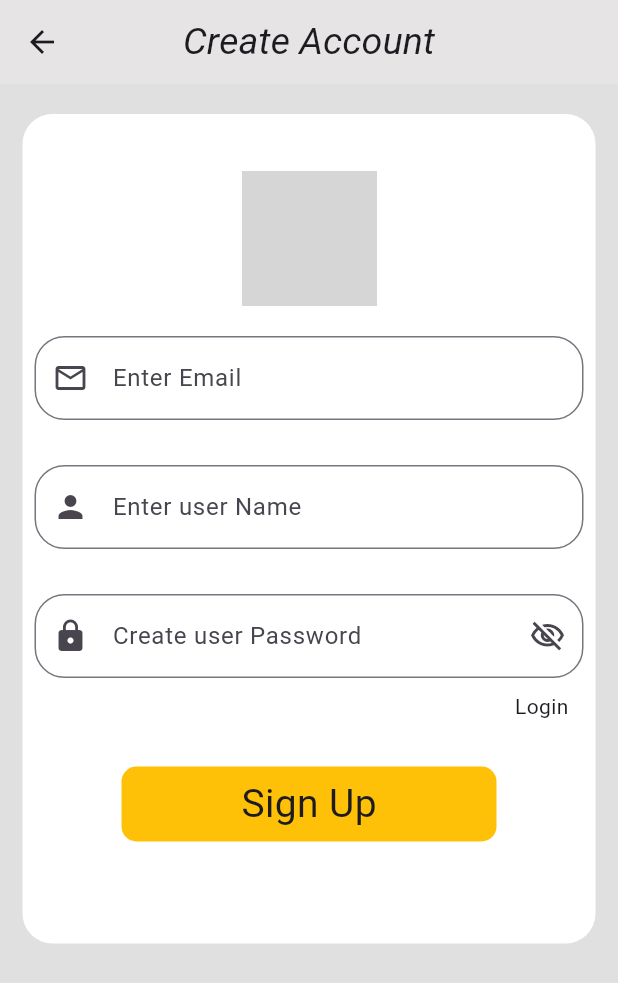
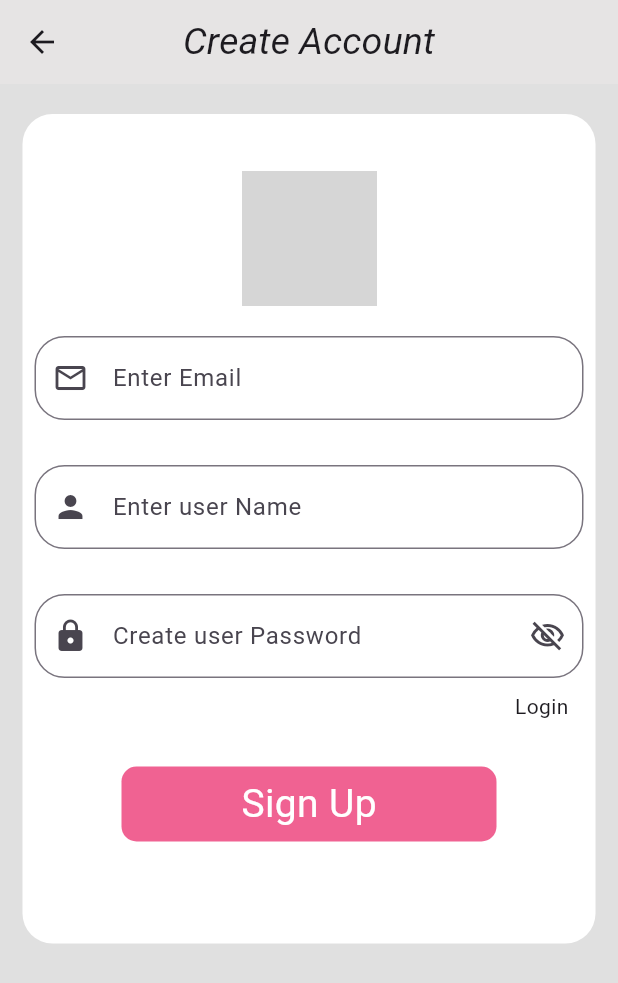
Before and after one commit to flutter-abhi/latpo_cart, a Flutter app: the Laptops screen opened directly, after a tap on "Profile", after a tap on "Log Out", after a tap on "Create Account", on a phone screen of 412 x 824 dp. Shown: the top 983 px of the screen. Run offline on Flutter 3.47's test engine with Material 3 defaults, Android fonts, the phone set to English and light mode, and no system bars; our stand-ins replace sqflite; accounts and stored records are empty; network calls fail; grey boxes are pictures that could not be loaded.

Commit message:
add some feature

```diff
--- a/laptop_store/lib/createacc.dart
+++ b/laptop_store/lib/createacc.dart
@@ -220,12 +220,12 @@ class _CreateAccState extends State<CreateAcc> {
                               height: 50,
                               width: 250,
                               decoration: BoxDecoration(
-                                  color: Colors.amber,
+                                  color: Colors.pink.shade300,
                                   borderRadius: BorderRadius.circular(10)),
                               child: const Center(
                                   child: Text(
                                 "Sign Up",
-                                style: TextStyle(fontSize: 26),
+                                style: TextStyle(fontSize: 26 , color: Colors.white ),
                               )),
                             ),
                           ),
--- a/laptop_store/lib/homePage.dart
+++ b/laptop_store/lib/homePage.dart
@@ -221,7 +221,6 @@ class _LaptopState extends State<Laptops> {
                             focusColor: Colors.black,
                             border: OutlineInputBorder(
                                 borderRadius: BorderRadius.circular(15)),
-                            suffix: const Icon(Icons.calendar_month),
                           ),
                         ),
                       ),
@@ -243,7 +242,6 @@ class _LaptopState extends State<Laptops> {
                                 focusColor: Colors.black,
                                 border: OutlineInputBorder(
                                     borderRadius: BorderRadius.circular(15)),
-                                suffix: const Icon(Icons.calendar_month),
                                                            ),
                                                          ),
                                                        ),
@@ -262,7 +260,6 @@ class _LaptopState extends State<Laptops> {
                                 focusColor: Colors.black,
                                 border: OutlineInputBorder(
                                     borderRadius: BorderRadius.circular(15)),
-                                suffix: const Icon(Icons.calendar_month),
                               ),
                             ),
                                                     ),
@@ -307,6 +304,8 @@ class _LaptopState extends State<Laptops> {
                             _subImage2.clear();
                             _subImage3.clear();
                             _specification.clear();
+                            _actualPrice.clear();
+                            _offerPrice.clear();
 
                             Navigator.pop(context);
                           },
@@ -332,7 +331,7 @@ class _LaptopState extends State<Laptops> {
     return AppBar(
         leading:
             const Icon(Icons.laptop_mac_outlined, color: Colors.white, size: 34),
-        backgroundColor: Color.fromARGB(255, 153, 26, 182),
+        backgroundColor:const  Color.fromARGB(255, 153, 26, 182),
         foregroundColor: Colors.white,
         title: const Text("LaptopHub"),
         actions: [
@@ -359,7 +358,7 @@ class _LaptopState extends State<Laptops> {
               ],
             ),
           ),
-          SizedBox(
+          const  SizedBox(
             width: 15,
           )
         ]);
@@ -370,13 +369,14 @@ class _LaptopState extends State<Laptops> {
   @override
   Widget build(BuildContext conetxt) {
     return Scaffold(
+      backgroundColor: Colors.grey.shade100,
         appBar: _appbarFunction(),
         body: Column(children: [
           Container(
             child:
           isSetting
               ? Container(
-                  padding: EdgeInsets.all(10),
+                  padding:const  EdgeInsets.all(10),
                   decoration: const BoxDecoration(
                     borderRadius: BorderRadius.only(
                         bottomLeft: Radius.circular(10),
@@ -384,7 +384,7 @@ class _LaptopState extends State<Laptops> {
                   ),
                   child: Row(
                     children: [
-                      SizedBox(width: 6,),
+                      const  SizedBox(width: 6,),
                        GestureDetector(
                         onTap: ()async {
 
@@ -392,25 +392,28 @@ class _LaptopState extends State<Laptops> {
 
                          isMainList = false ;
 
-                        // mainList = cartList ;
                          setState(() {
 
                          });
                         },
-                        child: const  Column(
+                        child:   Column(
                           mainAxisAlignment: MainAxisAlignment.center,
                           children: [
 
 
-                            Icon( Icons.shopping_bag_outlined, size: 24, color: Colors.purple,),
+                            Icon( Icons.shopping_bag_outlined, size: 24,
+                             color:isMainList? Colors.purple:Colors.black,
+                             ),
 
-                            const Text("Cart",style: TextStyle(color: Colors.purple,fontWeight: FontWeight.bold)),
+                             Text("Cart",style: TextStyle(
+                              color:isMainList? Colors.purple:Colors.black,
+                              fontWeight: FontWeight.bold)),
                           ],
                         ),
                       ),
 
 
-                      SizedBox(width: 20,),
+                       const  SizedBox(width: 20,),
                       GestureDetector(
                         onTap: (){
                           Navigator.push(context, MaterialPageRoute(builder:(context){
@@ -438,14 +441,14 @@ class _LaptopState extends State<Laptops> {
                                 ),
                               ],
                             ),
-                            SizedBox(height: 3,),
+                          const   SizedBox(height: 3,),
                             const Text("WishList",style: TextStyle(color: Colors.purple,fontWeight: FontWeight.bold))
                           ],
                         ),
                       ),
 
 
-                      SizedBox(width: 20,),
+                      const SizedBox(width: 20,),
 
                        GestureDetector(
                         onTap: () {
@@ -459,13 +462,13 @@ class _LaptopState extends State<Laptops> {
                               size: 22,
                               color: Colors.purple,
                             ),
-                            const Text("Offers ",style: TextStyle(color: Colors.purple,fontWeight: FontWeight.bold)),
+                             Text("Offers ",style: TextStyle(color: Colors.purple,fontWeight: FontWeight.bold)),
                           ],
                         ),
                       ),
 
 
-                      SizedBox(width: 20,),
+                      const SizedBox(width: 20,),
 
                       // add laptop
 
@@ -481,7 +484,7 @@ class _LaptopState extends State<Laptops> {
                               size: 24,
                               color: Colors.purple,
                             ),
-                            const Text("Insert laptop",style: TextStyle(color: Colors.purple,fontWeight: FontWeight.bold)),
+                             Text("Sell your laptop",style: TextStyle(color: Colors.purple,fontWeight: FontWeight.bold)),
                           ],
                         ),
                       ),
@@ -519,8 +522,19 @@ class _LaptopState extends State<Laptops> {
                   itemCount:isMainList? mainList.length:cartList.length ,
                   itemBuilder: (context, index) {
                     return Container(
+
+                      decoration: BoxDecoration(
+                        color: Colors.white,
+                        borderRadius: BorderRadius.circular(20),
+                        boxShadow: const [
+                          BoxShadow(
+                            color: Colors.grey ,
+                            offset: Offset(5,5),
+                            blurRadius: 10,
+                          )
+                        ]
+                      ),
                       margin: const EdgeInsets.only(top: 30),
-                      color: Colors.white,
                       child: Column(
                         children: [
                           Row(
@@ -533,9 +547,7 @@ class _LaptopState extends State<Laptops> {
                                   children: [
                                     Container(
                                       margin: const EdgeInsets.all(10),
-                                      // decoration: BoxDecoration(
-                                      //   border: Border.all(color: Colors.black)
-                                      // ),
+
                                       child: isMainList? Image.network("${mainList[index].mainImage}",
                                         height: 170,
                                         width: 200,
@@ -562,7 +574,10 @@ class _LaptopState extends State<Laptops> {
                                             mainList[index].subImage2,
                                             mainList[index].subImage3,
                                             mainList[index].nameOflaptop,
-                                            mainList[index].specification);
+                                            mainList[index].specification ,
+                                            mainList[index].actualPrice ,
+                                            mainList[index].offerPrice
+                                            );
                                       }));
                                     },
                                     child: Container(
@@ -583,26 +598,26 @@ class _LaptopState extends State<Laptops> {
                                   const SizedBox(
                                     height: 6,
                                   ),
-                                  const Row(
+                                   Row(
                                     crossAxisAlignment: CrossAxisAlignment.start,
                                     children: [
                                       Text(
-                                        "Rs 17,999 ",
-                                        style: TextStyle(
+                                        mainList[index].offerPrice ,
+                                        style:const  TextStyle(
                                           color: Colors.red,
                                         ),
                                       ),
                                       Text(
-                                        "- Rs 23,999",
-                                        style: TextStyle(
+                                        "- ${mainList[index].actualPrice}",
+                                        style: const TextStyle(
                                             color: Colors.grey,
                                             decoration:
                                                 TextDecoration.lineThrough),
                                       ),
-                                      SizedBox(
+                                     const  SizedBox(
                                         width: 5,
                                       ),
-                                      Text("(-45%)"),
+                                     const  Text("(-45%)"),
                                     ],
                                   ),
                                   const SizedBox(
@@ -617,6 +632,12 @@ class _LaptopState extends State<Laptops> {
                                         onPressed: ()async {
 
                                          await  addToKart(mainList[index]);
+                                          ScaffoldMessenger.of(context).showSnackBar(
+                                         const SnackBar(
+                                        content: Text('Added to Kart'),
+
+                                      )
+                                      );
                                         },
                                         style: const ButtonStyle(
                                           fixedSize: MaterialStatePropertyAll(
@@ -638,12 +659,20 @@ class _LaptopState extends State<Laptops> {
                                     height: 5,
                                   ),
                                   GestureDetector(
+
                                     onTap: ()async{
                                       await  insetToCart(
                                         CardsClass(imageLink: mainList[index].mainImage, actualPrice: 400, nameOflaptop: mainList[index].nameOflaptop, offerPrice: 200, quantity: 3),
                                       );
 
+                                    ScaffoldMessenger.of(context).showSnackBar(
+                                      const SnackBar(
+                                        content: Text('Added to Wishlist'),
 
+
+                                      )
+
+                                    );
 
                                     },
                                     child: const Row(
--- a/laptop_store/lib/login.dart
+++ b/laptop_store/lib/login.dart
@@ -72,9 +72,9 @@ class _LoginState extends State<Login> {
                         ),
                         // avtar image
                         Image.network(
-                          "https://encrypted-tbn0.gstatic.com/images?q=tbn:ANd9GcShW3uZfae2eU8vDHry7LEp2R_Bmjf9jcmPww&s",
-                          height: 90,
-                          width: 90,
+                          "https://encrypted-tbn0.gstatic.com/images?q=tbn:ANd9GcTecgADn9io1WApble0HYCYv0Q7F6Ga0p41VfzA6J_MypUv_qLe1vpSJ8ZGM6MiwrFuUuU&usqp=CAU",
+                          height: 70,
+                          width: 70,
                         ),
                         const SizedBox(
                           height: 20,
@@ -159,7 +159,7 @@ class _LoginState extends State<Login> {
                           child: Row(
                             children: [
                               GestureDetector(
-                                child: const Text("Create Account"),
+                                child: const Text("Create Account",style: TextStyle(color: Colors.blue,fontSize: 18),),
                                 onTap: () {
                                   userNameController.clear();
                                   passwordController.clear();
@@ -212,12 +212,12 @@ class _LoginState extends State<Login> {
                             height: 50,
                             width: 250,
                             decoration: BoxDecoration(
-                                color: Colors.amber,
+                                color: Colors.pink.shade300,
                                 borderRadius: BorderRadius.circular(10)),
                             child: const Center(
                                 child: Text(
                               "Login",
-                              style: TextStyle(fontSize: 26),
+                              style: TextStyle(fontSize: 26 , color: Colors.white),
                             )),
                           ),
                         ),
```
Also changed, not shown: laptop_store/lib/data2.dart (+12 -3 lines), laptop_store/lib/laptopInfo.dart (+18 -7 lines).
